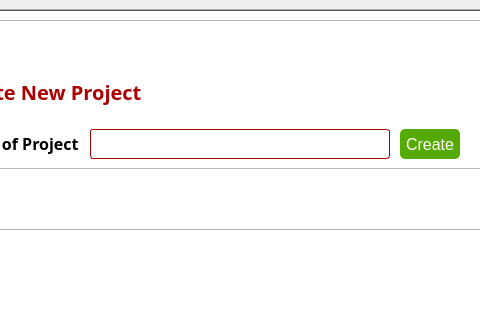
This is assets/ui/GenBBS_newprj.ui in Ano-ly/GenBBS as Qt 5 draws it before an edit; both pictures show x 227 to 707 and y 0 to 320 of the 1111 by 561 pixel window. The edited form follows.
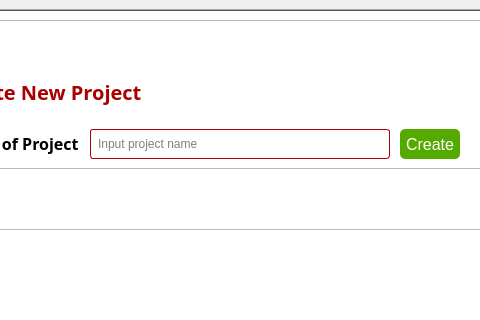
This is the edited form. Icons and pictures are not drawn.

Patch:
```diff
--- a/assets/ui/GenBBS_newprj.ui
+++ b/assets/ui/GenBBS_newprj.ui
@@ -245,6 +245,9 @@
 padding-left: 5px;
 </string>
                 </property>
+                <property name="placeholderText">
+                 <string>Input project name</string>
+                </property>
                </widget>
               </item>
               <item>
```
